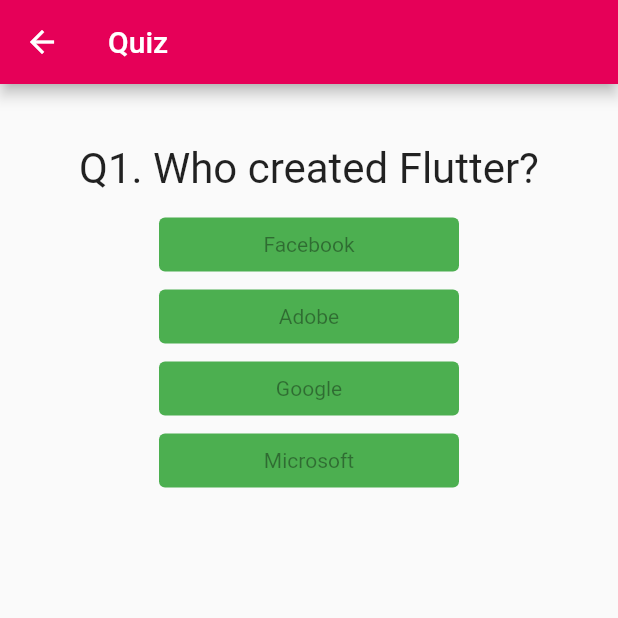
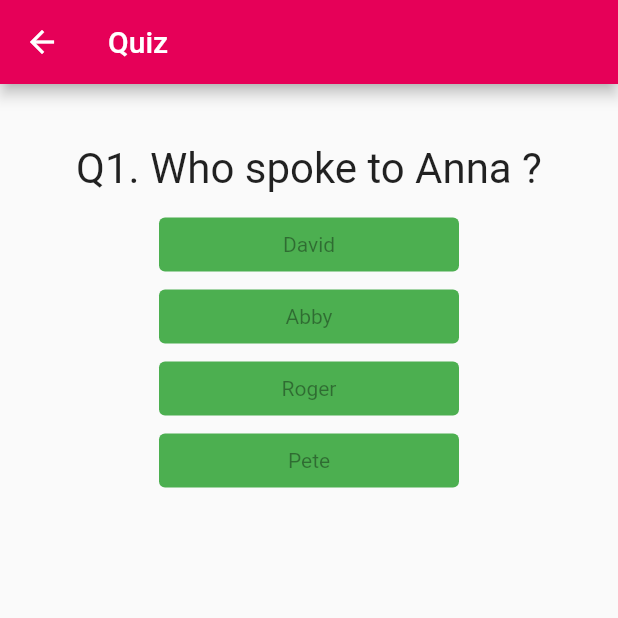
Before and after one commit to gauravnavgire/flutter_language_learn, a Flutter app: the screen it shows after launch, after a tap on "Quiz", on a phone screen of 412 x 824 dp, the top half of it. Run offline on Flutter 3.47's test engine with Material 2 defaults, Android fonts, the phone set to English and light mode, and no system bars; our stand-ins replace get.

Commit message:
Style changes

```diff
--- a/lib/app/modules/home/views/home_view.dart
+++ b/lib/app/modules/home/views/home_view.dart
@@ -15,10 +15,11 @@
     return Scaffold(
       appBar: AppBar(
         title: const Text('Learn new Language'),
+        backgroundColor: const Color.fromARGB(255, 230, 0, 88),
         centerTitle: true,
       ),
       body:
-          Column(mainAxisAlignment: MainAxisAlignment.start, children: <Widget>[
+          Column(mainAxisAlignment: MainAxisAlignment.spaceEvenly, children: <Widget>[
         const Center(
             child: Text(
           'Select a Language to start learning',
@@ -27,33 +28,18 @@
         TextButton(
           style: ButtonStyle(
             foregroundColor:
-                MaterialStateProperty.all<Color>(Colors.blue.shade800),
+                MaterialStateProperty.all<Color>(const Color.fromARGB(255, 230, 0, 88)),
           ),
           onPressed: () {
             Get.toNamed('/lesson_list', parameters: {"language": "ENGLISH"});
           },
           child: const Text('Learn English'),
         ),
-        //  SizedBox(
-        //       height: 200,
-        //       width: 400,
-        //       child: ListView.builder(
-        //     scrollDirection: Axis.horizontal,
-        //     padding: const EdgeInsets.all(10.0),
-        //     itemBuilder: (BuildContext context, int index) {
-        //       if (index % 2 == 0) {
-        //         // return _buildCarousel(context, index ~/ 2);
-        //          return _buildCarousel(context, 1);
-        //       } else {
-        //         return const Divider();
-        //       }
-        //     },
-        //   )),
         SizedBox(
-            height: 200,
+            height: 150,
             child: ListView.builder(
               scrollDirection: Axis.horizontal,
-              itemCount: 2,
+              itemCount: 1,
               itemBuilder: (context, index) {
                 return GestureDetector(
                   child: Padding(
@@ -77,7 +63,7 @@
                                 children: [
                                   Text('Quiz',
                                       style: TextStyle(fontSize: 24.0)),
-                                  Text('Quiz', style: TextStyle(fontSize: 24.0))
+                                  Text('English', style: TextStyle(fontSize: 24.0))
                                 ]),
                           ),
                         ),
@@ -93,22 +79,63 @@
         TextButton(
           style: ButtonStyle(
             foregroundColor:
-                MaterialStateProperty.all<Color>(Colors.blue.shade800),
+                MaterialStateProperty.all<Color>(Color.fromARGB(255, 230, 0, 88)),
           ),
           onPressed: () {
             Get.toNamed('/lesson_list', parameters: {"language": "MARATHI"});
           },
           child: const Text('Learn Marathi'),
         ),
-        ElevatedButton(
-          style: ButtonStyle(
-            foregroundColor: MaterialStateProperty.all<Color>(Colors.white),
-          ),
-          onPressed: () {
-            Get.toNamed('/progress');
-          },
-          child: const Text('My Progress'),
-        )
+                SizedBox(
+            height: 150,
+            child: ListView.builder(
+              scrollDirection: Axis.horizontal,
+              itemCount: 1,
+              itemBuilder: (context, index) {
+                return GestureDetector(
+                  child: Padding(
+                    padding: const EdgeInsets.all(8.0),
+                    child: Container(
+                      decoration: const BoxDecoration(
+                          gradient: LinearGradient(colors: [
+                        Color.fromARGB(255, 230, 0, 88),
+                        Color.fromARGB(255, 255, 64, 93)
+                      ])),
+                      child: Padding(
+                        padding: const EdgeInsets.all(1.0),
+                        child: Card(
+                          elevation: 10.0,
+                          shadowColor: Colors.amber.shade100,
+                          child: const SizedBox(
+                            width: 200,
+                            height: 400,
+                            child: Column(
+                                mainAxisAlignment: MainAxisAlignment.center,
+                                children: [
+                                  Text('Quiz',
+                                      style: TextStyle(fontSize: 24.0)),
+                                  Text('Marathi', style: TextStyle(fontSize: 24.0))
+                                ]),
+                          ),
+                        ),
+                      ),
+                    ),
+                  ),
+                  onTap: () {
+                    Get.toNamed('/quiz', parameters: {"language": 'Marathi'});
+                  },
+                );
+              },
+            ))
+        // ElevatedButton(
+        //   style: ButtonStyle(
+        //     foregroundColor: MaterialStateProperty.all<Color>(Colors.white),
+        //   ),
+        //   onPressed: () {
+        //     Get.toNamed('/progress');
+        //   },
+        //   child: const Text('My Progress'),
+        // )
       ]),
     );
   }
@@ -122,7 +149,7 @@
       SizedBox(
         // you may want to use an aspect ratio here for tablet support
         height: 200.0,
-        width: 300.0,
+        width: 400.0,
         child: PageView.builder(
           // store this controller in a State to save the carousel scroll position
           controller: PageController(viewportFraction: 0.8),
--- a/lib/app/modules/lesson/views/lesson_list_view.dart
+++ b/lib/app/modules/lesson/views/lesson_list_view.dart
@@ -12,6 +12,7 @@
     return Scaffold(
         appBar: AppBar(
           title: Text('${langauge} Lessons'),
+          backgroundColor: const Color.fromARGB(255, 230, 0, 88),
         ),
         body: ListView.builder(
           itemCount: lessons.length,
--- a/lib/app/modules/lesson/views/lesson_view.dart
+++ b/lib/app/modules/lesson/views/lesson_view.dart
@@ -18,6 +18,7 @@
     return Scaffold(
         appBar: AppBar(
           title: Text('Lesson Number ${lesson?.lessonNo}'),
+          backgroundColor: const Color.fromARGB(255, 230, 0, 88),
           centerTitle: true,
         ),
         body: Column(
--- a/lib/app/modules/quiz/controllers/quiz_controller.dart
+++ b/lib/app/modules/quiz/controllers/quiz_controller.dart
@@ -6,48 +6,39 @@
 
   final questions = const [
     {
-      'questionText': 'Q1. Who created Flutter?',
+      'questionText': 'Q1. Who spoke to Anna ?',
       'answers': [
-        {'text': 'Facebook', 'score': -2},
-        {'text': 'Adobe', 'score': -2},
-        {'text': 'Google', 'score': 10},
-        {'text': 'Microsoft', 'score': -2},
+        {'text': 'David', 'score': -2},
+        {'text': 'Abby', 'score': -2},
+        {'text': 'Roger', 'score': 10},
+        {'text': 'Pete', 'score': -2},
       ],
     },
     {
-      'questionText': 'Q2. What is Flutter?',
+      'questionText': 'Q2. What is xyz?',
       'answers': [
-        {'text': 'Android Development Kit', 'score': -2},
-        {'text': 'IOS Development Kit', 'score': -2},
-        {'text': 'Web Development Kit', 'score': -2},
+        {'text': 'One', 'score': -2},
+        {'text': 'Two', 'score': -2},
+        {'text': 'Three', 'score': -2},
         {
           'text':
-              'SDK to build beautiful IOS, Android, Web & Desktop Native Apps',
+              'Build xyz. Lorem ipsum.',
           'score': 10
         },
       ],
     },
     {
-      'questionText': ' Q3. Which programming language is used by Flutter',
+      'questionText': ' Q3. Lorem ipsum?',
       'answers': [
-        {'text': 'Ruby', 'score': -2},
-        {'text': 'Dart', 'score': 10},
-        {'text': 'C++', 'score': -2},
-        {'text': 'Kotlin', 'score': -2},
-      ],
-    },
-    {
-      'questionText': 'Q4. Who created Dart programming language?',
-      'answers': [
-        {'text': 'Lars Bak and Kasper Lund', 'score': 10},
-        {'text': 'Brendan Eich', 'score': -2},
-        {'text': 'Bjarne Stroustrup', 'score': -2},
-        {'text': 'Jeremy Ashkenas', 'score': -2},
+        {'text': 'ABC', 'score': -2},
+        {'text': 'XYZ', 'score': 10},
+        {'text': 'RTG', 'score': -2},
+        {'text': 'ZSJ', 'score': -2},
       ],
     },
     {
       'questionText':
-          'Q5. Is Flutter for Web and Desktop available in stable version?',
+          'Q4. Is xyz lorem ipsum?',
       'answers': [
         {
           'text': 'Yes',
--- a/lib/app/modules/quiz/views/quiz_view.dart
+++ b/lib/app/modules/quiz/views/quiz_view.dart
@@ -1,119 +1,45 @@
-// import 'package:flutter/material.dart';
+import 'package:flutter/material.dart';
+import 'package:flutter_language_learn/app/modules/quiz/controllers/quiz_controller.dart';
+import 'package:get/get.dart';
 
-// import './quiz.dart';
-// import './result.dart';
+import './quiz.dart';
+import './result.dart';
 
-// class QuizView extends StatefulWidget {
-//   const QuizView({Key? key}) : super(key: key);
+class QuizView extends GetView<QuizController> {
+  const QuizView({Key? key}) : super(key: key);
 
-//   @override
-//   State<StatefulWidget> createState() {
-//     return _QuizViewState();
-//   }
-// }
+  @override
+  Widget build(BuildContext context) {
+    final QuizController quizCntlr = Get.put(QuizController());
 
-// class _QuizViewState extends State<QuizView> {
-//   final _questions = const [
-//     {
-//       'questionText': 'Q1. Who created Flutter?',
-//       'answers': [
-//         {'text': 'Facebook', 'score': -2},
-//         {'text': 'Adobe', 'score': -2},
-//         {'text': 'Google', 'score': 10},
-//         {'text': 'Microsoft', 'score': -2},
-//       ],
-//     },
-//     {
-//       'questionText': 'Q2. What is Flutter?',
-//       'answers': [
-//         {'text': 'Android Development Kit', 'score': -2},
-//         {'text': 'IOS Development Kit', 'score': -2},
-//         {'text': 'Web Development Kit', 'score': -2},
-//         {
-//           'text':
-//               'SDK to build beautiful IOS, Android, Web & Desktop Native Apps',
-//           'score': 10
-//         },
-//       ],
-//     },
-//     {
-//       'questionText': ' Q3. Which programming language is used by Flutter',
-//       'answers': [
-//         {'text': 'Ruby', 'score': -2},
-//         {'text': 'Dart', 'score': 10},
-//         {'text': 'C++', 'score': -2},
-//         {'text': 'Kotlin', 'score': -2},
-//       ],
-//     },
-//     {
-//       'questionText': 'Q4. Who created Dart programming language?',
-//       'answers': [
-//         {'text': 'Lars Bak and Kasper Lund', 'score': 10},
-//         {'text': 'Brendan Eich', 'score': -2},
-//         {'text': 'Bjarne Stroustrup', 'score': -2},
-//         {'text': 'Jeremy Ashkenas', 'score': -2},
-//       ],
-//     },
-//     {
-//       'questionText':
-//           'Q5. Is Flutter for Web and Desktop available in stable version?',
-//       'answers': [
-//         {
-//           'text': 'Yes',
-//           'score': -2,
-//         },
-//         {'text': 'No', 'score': 10},
-//       ],
-//     },
-//   ];
 
-//   var _questionIndex = 0;
-//   var _totalScore = 0;
-
-//   void _resetQuiz() {
-//     setState(() {
-//       _questionIndex = 0;
-//       _totalScore = 0;
-//     });
-//   }
-
-//   void _answerQuestion(int score) {
-//     _totalScore += score;
-
-//     setState(() {
-//       _questionIndex = _questionIndex + 1;
-//     });
-//     // ignore: avoid_print
-//     print(_questionIndex);
-//     if (_questionIndex < _questions.length) {
-//       // ignore: avoid_print
-//       print('We have more questions!');
-//     } else {
-//       // ignore: avoid_print
-//       print('No more questions!');
-//     }
-//   }
-
-//   @override
-//   Widget build(BuildContext context) {
-//     return MaterialApp(
-//       home: Scaffold(
-//         appBar: AppBar(
-//           title: const Text('Quiz'),
-//           backgroundColor: const Color.fromARGB(255, 230, 0, 88),
-//         ),
-//         body: Padding(
-//           padding: const EdgeInsets.all(30.0),
-//           child: _questionIndex < _questions.length
-//               ? Quiz(
-//                   answerQuestion: _answerQuestion,
-//                   questionIndex: _questionIndex,
-//                   questions: _questions,
-//                 ) //Quiz
-//               : Result(_totalScore, _resetQuiz),
-//         ), //Padding
-//       ), //Scaffold
-//       debugShowCheckedModeBanner: false,
-//     ); //MaterialApp
-//   }
-// }
+    return Scaffold(
+      appBar: AppBar(
+        title: const Text('Quiz'),
+        backgroundColor: const Color.fromARGB(255, 230, 0, 88),
+      ),
+      body:
+      // Padding(
+      //     padding: const EdgeInsets.all(30.0),
+      //     child: Obx(
+      //       () => quizCntlr.questionIndex < quizCntlr.questions.length
+      //           ? Quiz(
+      //               answerQuestion: quizCntlr.answerQuestion,
+      //               questionIndex: quizCntlr.questionIndex.value,
+      //               questions: quizCntlr.questions,
+      //             ) //Quiz
+      //           : Result(quizCntlr.totalScore.value, quizCntlr.resetQuiz),
+      //     )),
+          Padding(
+          padding: const EdgeInsets.all(30.0),
+          child: quizCntlr.questionIndex < quizCntlr.questions.length
+                ? Quiz(
+                    answerQuestion: quizCntlr.answerQuestion,
+                    questionIndex: quizCntlr.questionIndex.value,
+                    questions: quizCntlr.questions,
+                  ) //Quiz
+                : Result(quizCntlr.totalScore.value, quizCntlr.resetQuiz),
+          ),//Padding
+    );
+  }
+}
--- a/lib/app/modules/quiz/views/quiz_view_copy.dart
+++ /dev/null
@@ -1,45 +0,0 @@
-import 'package:flutter/material.dart';
-import 'package:flutter_language_learn/app/modules/quiz/controllers/quiz_controller.dart';
-import 'package:get/get.dart';
-
-import './quiz.dart';
-import './result.dart';
-
-class QuizView extends GetView<QuizController> {
-  const QuizView({Key? key}) : super(key: key);
-
-  @override
-  Widget build(BuildContext context) {
-    final QuizController quizCntlr = Get.put(QuizController());
-
-
-    return Scaffold(
-      appBar: AppBar(
-        title: const Text('Quiz'),
-        backgroundColor: const Color.fromARGB(255, 230, 0, 88),
-      ),
-      body:
-      // Padding(
-      //     padding: const EdgeInsets.all(30.0),
-      //     child: Obx(
-      //       () => quizCntlr.questionIndex < quizCntlr.questions.length
-      //           ? Quiz(
-      //               answerQuestion: quizCntlr.answerQuestion,
-      //               questionIndex: quizCntlr.questionIndex.value,
-      //               questions: quizCntlr.questions,
-      //             ) //Quiz
-      //           : Result(quizCntlr.totalScore.value, quizCntlr.resetQuiz),
-      //     )),
-          Padding(
-          padding: const EdgeInsets.all(30.0),
-          child: quizCntlr.questionIndex < quizCntlr.questions.length
-                ? Quiz(
-                    answerQuestion: quizCntlr.answerQuestion,
-                    questionIndex: quizCntlr.questionIndex.value,
-                    questions: quizCntlr.questions,
-                  ) //Quiz
-                : Result(quizCntlr.totalScore.value, quizCntlr.resetQuiz),
-          ),//Padding
-    );
-  }
-}
--- a/lib/app/routes/app_pages.dart
+++ b/lib/app/routes/app_pages.dart
@@ -9,7 +9,6 @@
 import '../modules/progress/views/progress_view.dart';
 import '../modules/quiz/bindings/quiz_binding.dart';
 import '../modules/quiz/views/quiz_view.dart';
-import '../modules/quiz/views/quiz_view_copy.dart';
 import '../modules/vocabulary/bindings/vocabulary_binding.dart';
 import '../modules/vocabulary/views/vocabulary_view.dart';
 
```
